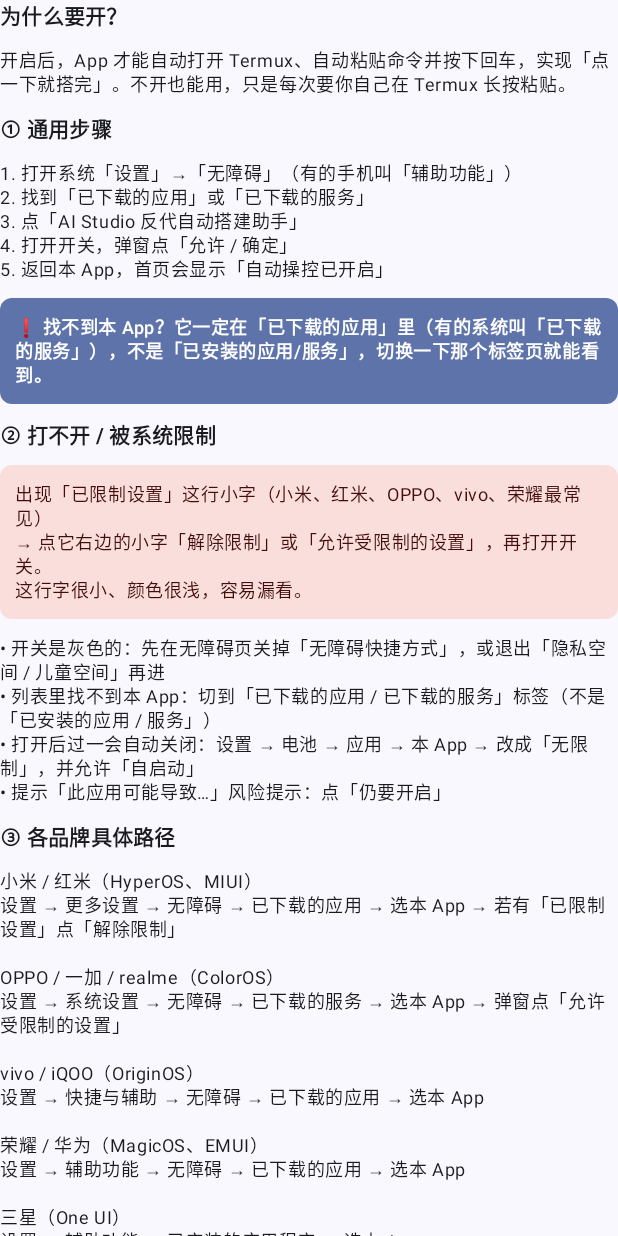
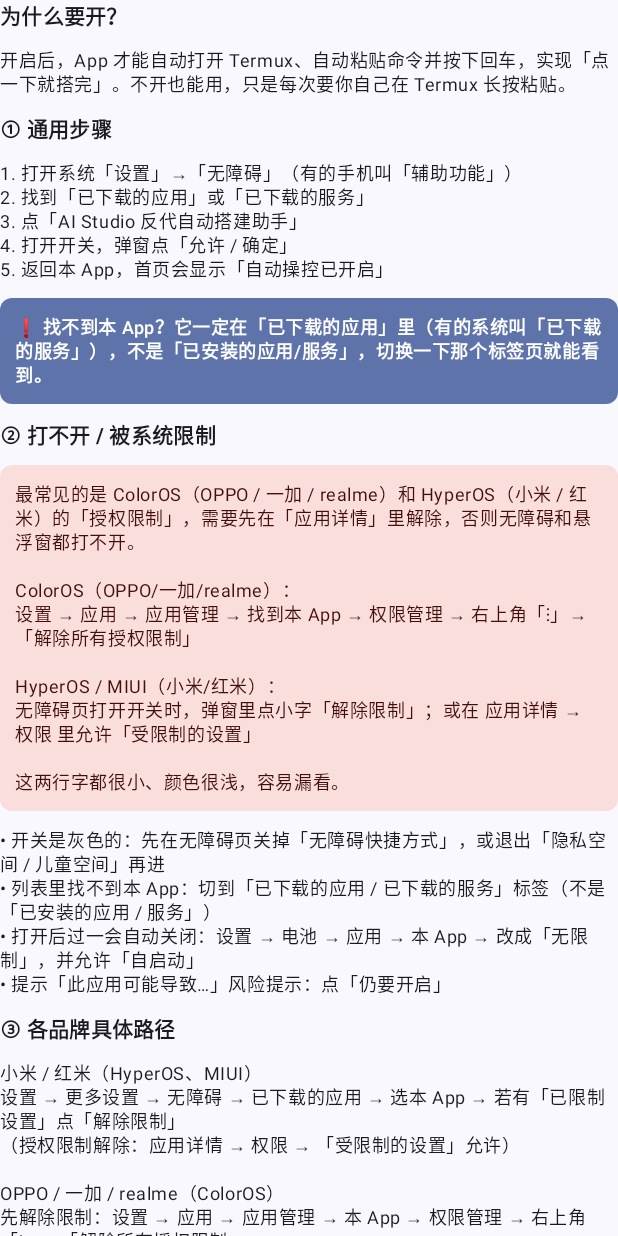
Before and after one commit to Arigels/AIStudioProxyHelper-Stable-Release, an Android app built with Jetpack Compose: the composable AccessibilityGuideBody shown on its own in the app's theme, on a phone screen of 412 x 824 dp. Run offline under Robolectric (Android 15) with nearby library versions, the phone set to English and light mode, and no system bars.

Commit message:
v2.3.3: 按 ColorOS 真机修正解除限制路径，引导页可直接跳应用详情

```diff
--- a/app/build.gradle.kts
+++ b/app/build.gradle.kts
@@ -12,8 +12,8 @@ android {
         applicationId = "com.aistudio.proxyhelper"
         minSdk = 26
         targetSdk = 35
-        versionCode = 26
-        versionName = "2.3.2"
+        versionCode = 27
+        versionName = "2.3.3"
 
         vectorDrawables {
             useSupportLibrary = true
--- a/app/src/main/java/com/aistudio/proxyhelper/MainActivity.kt
+++ b/app/src/main/java/com/aistudio/proxyhelper/MainActivity.kt
@@ -52,6 +52,7 @@ import androidx.lifecycle.viewmodel.compose.viewModel
 import com.aistudio.proxyhelper.data.SettingsRepository
 import com.aistudio.proxyhelper.data.TermuxAction
 import com.aistudio.proxyhelper.net.LogCollector
+import com.aistudio.proxyhelper.network.EnvironmentChecker
 import com.aistudio.proxyhelper.overlay.OverlayService
 import com.aistudio.proxyhelper.termux.TermuxBridge
 import com.aistudio.proxyhelper.ui.AccessibilityGuideDialog
@@ -258,6 +259,9 @@ fun AIStudioProxyApp(viewModel: MainViewModel = viewModel()) {
                 }
             },
             onShowRestrictionGuide = { showRestrictionGuide = true },
+            onOpenAppDetails = {
+                EnvironmentChecker.openAppDetails(context)
+            },
             onOpenRestrictionSettings = {
                 runCatching {
                     context.startActivity(
--- a/app/src/main/java/com/aistudio/proxyhelper/ui/AccessibilityGuide.kt
+++ b/app/src/main/java/com/aistudio/proxyhelper/ui/AccessibilityGuide.kt
@@ -70,9 +70,13 @@ fun AccessibilityGuideBody() {
             shape = RoundedCornerShape(8.dp)
         ) {
             Text(
-                text = "出现「已限制设置」这行小字（小米、红米、OPPO、vivo、荣耀最常见）\n" +
-                    "→ 点它右边的小字「解除限制」或「允许受限制的设置」，再打开开关。\n" +
-                    "这行字很小、颜色很浅，容易漏看。",
+                text = "最常见的是 ColorOS（OPPO / 一加 / realme）和 HyperOS（小米 / 红米）的「授权限制」，" +
+                    "需要先在「应用详情」里解除，否则无障碍和悬浮窗都打不开。\n\n" +
+                    "ColorOS（OPPO/一加/realme）：\n" +
+                    "设置 → 应用 → 应用管理 → 找到本 App → 权限管理 → 右上角「⋮」→「解除所有授权限制」\n\n" +
+                    "HyperOS / MIUI（小米/红米）：\n" +
+                    "无障碍页打开开关时，弹窗里点小字「解除限制」；或在 应用详情 → 权限 里允许「受限制的设置」\n\n" +
+                    "这两行字都很小、颜色很浅，容易漏看。",
                 style = MaterialTheme.typography.bodySmall,
                 modifier = Modifier.padding(10.dp),
                 color = MaterialTheme.colorScheme.onErrorContainer
@@ -93,9 +97,11 @@ fun AccessibilityGuideBody() {
         )
         Text(
             text = "小米 / 红米（HyperOS、MIUI）\n" +
-                "设置 → 更多设置 → 无障碍 → 已下载的应用 → 选本 App → 若有「已限制设置」点「解除限制」\n\n" +
+                "设置 → 更多设置 → 无障碍 → 已下载的应用 → 选本 App → 若有「已限制设置」点「解除限制」\n" +
+                "（授权限制解除：应用详情 → 权限 → 「受限制的设置」允许）\n\n" +
                 "OPPO / 一加 / realme（ColorOS）\n" +
-                "设置 → 系统设置 → 无障碍 → 已下载的服务 → 选本 App → 弹窗点「允许受限制的设置」\n\n" +
+                "先解除限制：设置 → 应用 → 应用管理 → 本 App → 权限管理 → 右上角「⋮」→「解除所有授权限制」\n" +
+                "再开无障碍：设置 → 系统设置 → 无障碍 → 已下载的服务 → 选本 App\n\n" +
                 "vivo / iQOO（OriginOS）\n" +
                 "设置 → 快捷与辅助 → 无障碍 → 已下载的应用 → 选本 App\n\n" +
                 "荣耀 / 华为（MagicOS、EMUI）\n" +
```
Also changed, not shown: app/src/main/java/com/aistudio/proxyhelper/network/EnvironmentChecker.kt (+9 -0 lines), app/src/main/java/com/aistudio/proxyhelper/ui/PermissionWizard.kt (+10 -4 lines), 1 other file.
